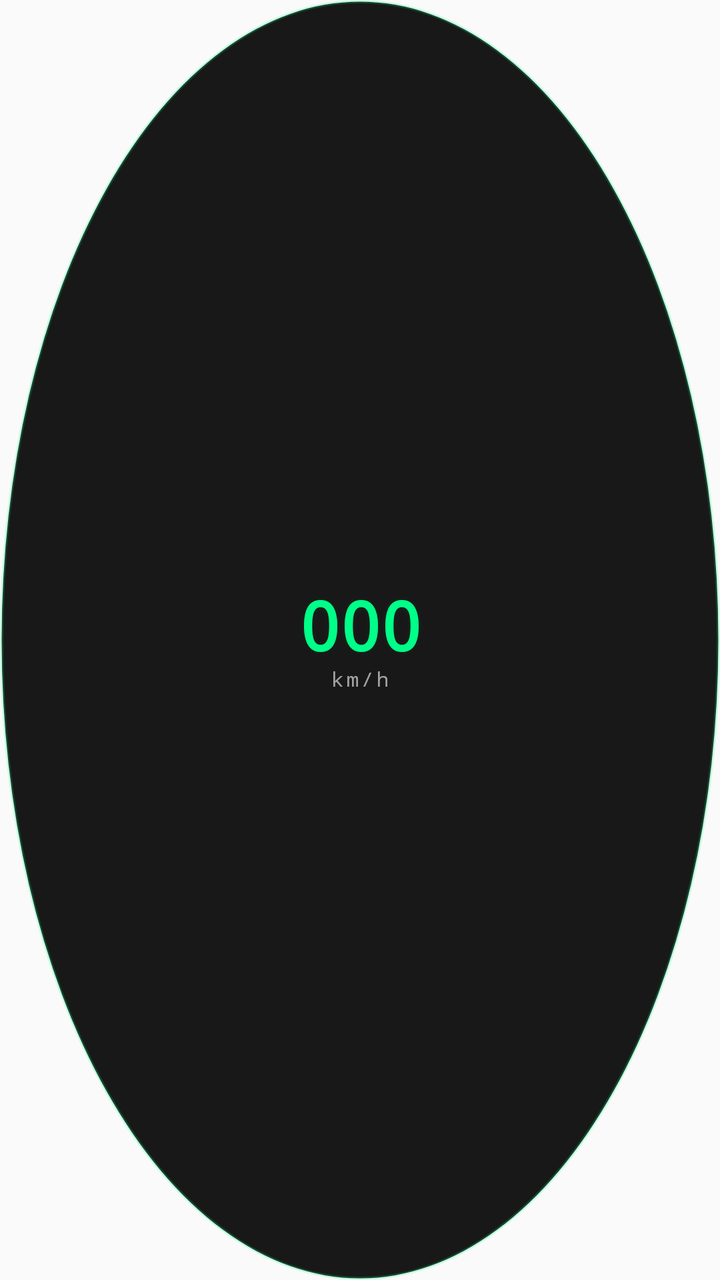
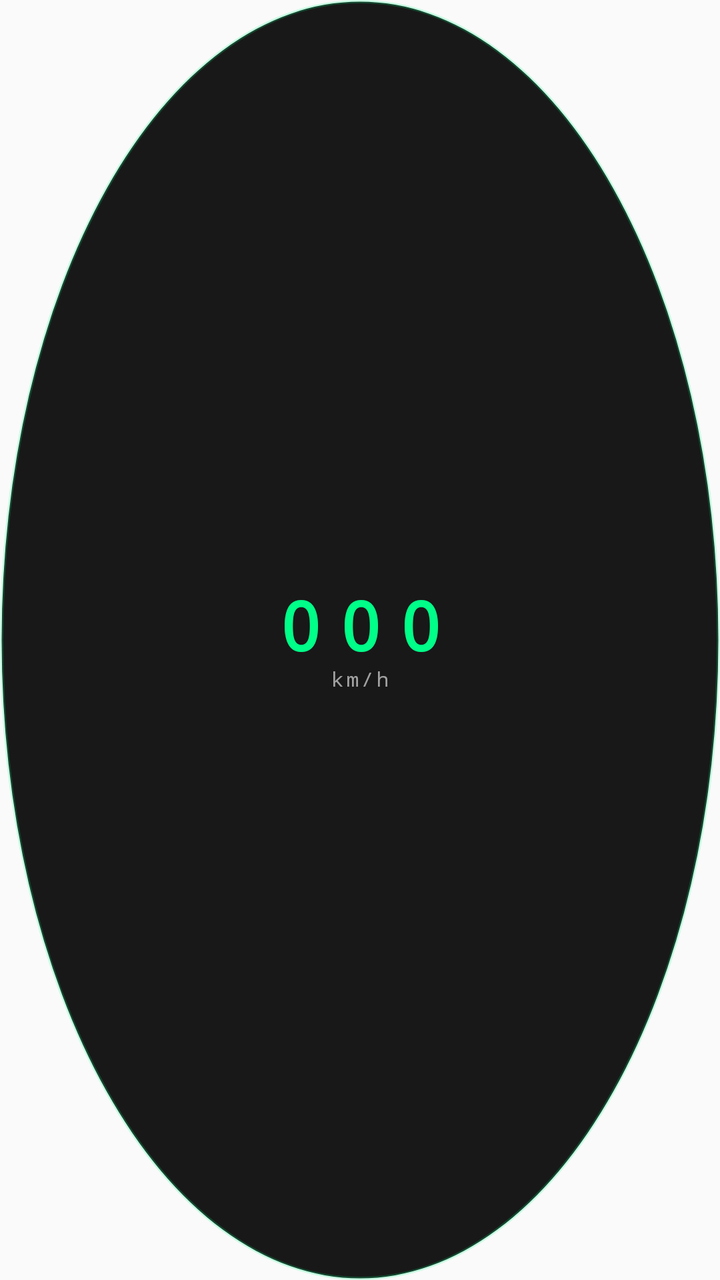

Screens rendered from an Android XML layout before and after an edit, with the pre-edit source and the edit as a unified diff.
<!-- AndroidManifest.xml: application theme AppTheme -->
<!-- res/layout/overlay_flowpilot.xml -->
<?xml version="1.0" encoding="utf-8"?>
<LinearLayout xmlns:android="http://schemas.android.com/apk/res/android"
    android:id="@+id/ov_raiz"
    android:layout_width="match_parent"
    android:layout_height="match_parent"
    android:orientation="vertical"
    android:gravity="center"
    android:background="@drawable/ov_bolha">

    <TextView
        android:id="@+id/ov_vel"
        android:layout_width="wrap_content"
        android:layout_height="wrap_content"
        android:text="000"
        android:textSize="34sp"
        android:textStyle="bold"
        android:minEms="3"
        android:includeFontPadding="false"
        android:typeface="monospace"
        android:textColor="#00FF88"
        android:shadowColor="#1100FF66"
        android:shadowRadius="8"
        android:gravity="center" />

    <TextView
        android:id="@+id/ov_sufixo"
        android:layout_width="wrap_content"
        android:layout_height="wrap_content"
        android:text="km/h"
        android:textSize="10sp"
        android:includeFontPadding="false"
        android:typeface="monospace"
        android:textColor="#99FFFFFF"
        android:letterSpacing="0.15"
        android:gravity="center" />
</LinearLayout>
<!-- resources referenced by this layout -->
<resources>
  <!-- drawable ov_bolha (drawable) -->
  <?xml version="1.0" encoding="utf-8"?>
  <shape xmlns:android="http://schemas.android.com/apk/res/android"
      android:shape="oval">
      <solid android:color="#E6000000" />
      <stroke android:width="1.5dp" android:color="#3300FF88" />
  </shape>
  <style name="AppTheme" parent="Theme.AppCompat.Light.DarkActionBar">
          
          <item name="colorPrimary">@color/colorPrimary</item>
          <item name="colorPrimaryDark">@color/colorPrimaryDark</item>
          <item name="colorAccent">@color/colorAccent</item>
      </style>
</resources>

<!-- the commit's change to res/layout/overlay_flowpilot.xml (unified diff, before → after) -->
@@ -7,20 +7,49 @@
     android:gravity="center"
     android:background="@drawable/ov_bolha">
 
-    <TextView
-        android:id="@+id/ov_vel"
+    
+    <LinearLayout
         android:layout_width="wrap_content"
         android:layout_height="wrap_content"
-        android:text="000"
-        android:textSize="34sp"
-        android:textStyle="bold"
-        android:minEms="3"
-        android:includeFontPadding="false"
-        android:typeface="monospace"
-        android:textColor="#00FF88"
-        android:shadowColor="#1100FF66"
-        android:shadowRadius="8"
-        android:gravity="center" />
+        android:orientation="horizontal"
+        android:gravity="center">
+
+        <TextView
+            android:id="@+id/ov_d0"
+            android:layout_width="30dp"
+            android:layout_height="wrap_content"
+            android:text="0"
+            android:textSize="34sp"
+            android:textStyle="bold"
+            android:includeFontPadding="false"
+            android:typeface="monospace"
+            android:textColor="#00FF88"
+            android:gravity="center" />
+
+        <TextView
+            android:id="@+id/ov_d1"
+            android:layout_width="30dp"
+            android:layout_height="wrap_content"
+            android:text="0"
+            android:textSize="34sp"
+            android:textStyle="bold"
+            android:includeFontPadding="false"
+            android:typeface="monospace"
+            android:textColor="#00FF88"
+            android:gravity="center" />
+
+        <TextView
+            android:id="@+id/ov_d2"
+            android:layout_width="30dp"
+            android:layout_height="wrap_content"
+            android:text="0"
+            android:textSize="34sp"
+            android:textStyle="bold"
+            android:includeFontPadding="false"
+            android:typeface="monospace"
+            android:textColor="#00FF88"
+            android:gravity="center" />
+    </LinearLayout>
 
     <TextView
         android:id="@+id/ov_sufixo"
